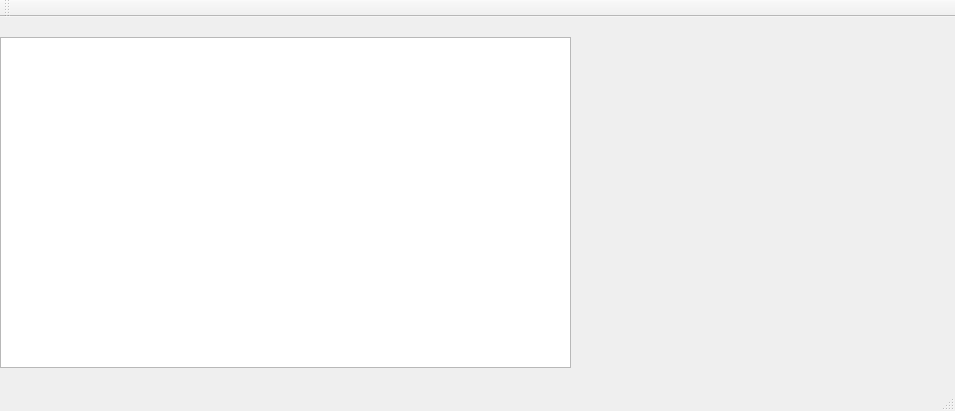
Old version of the form Videojuego/mainwindow.ui in the repository Pablo9925/Proyecto_Final_Info.
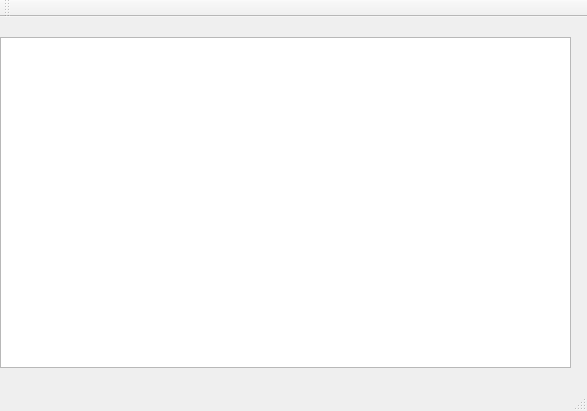
New version of the form.

```diff
--- a/Videojuego/mainwindow.ui
+++ b/Videojuego/mainwindow.ui
@@ -6,7 +6,7 @@
    <rect>
     <x>0</x>
     <y>0</y>
-    <width>955</width>
+    <width>587</width>
     <height>411</height>
    </rect>
   </property>
```
